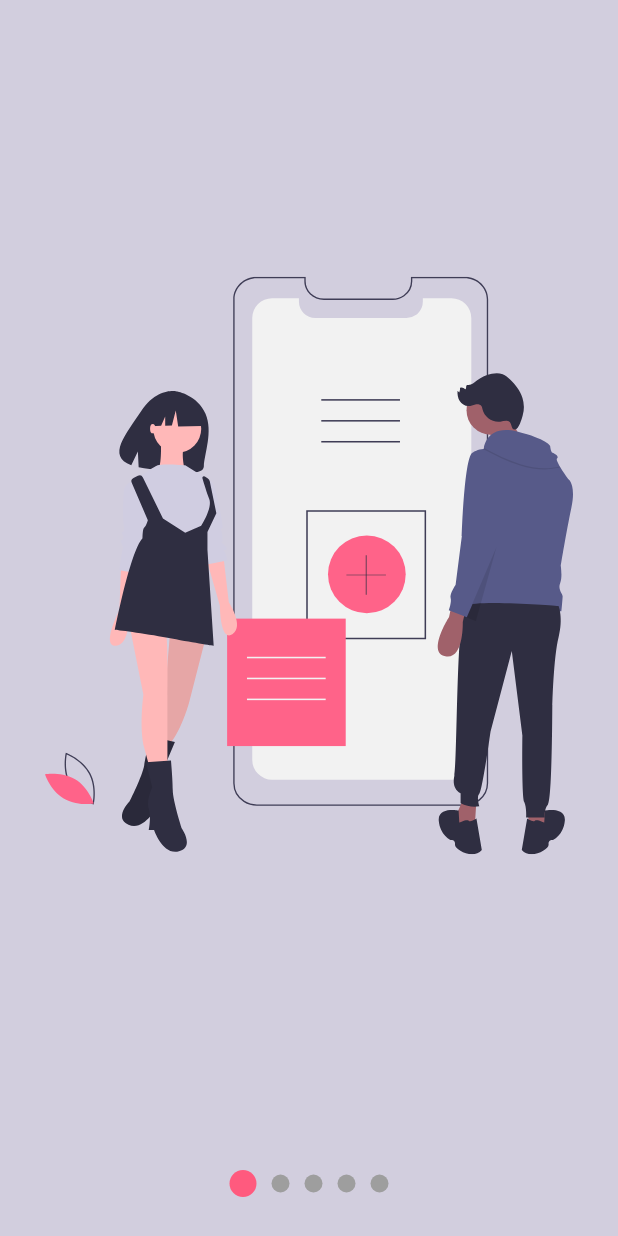
After one commit to Matiaslarragnetta2022/App-News-and-Music-Player, a Flutter app: the SlideshowPage screen opened by its route, on a phone screen of 412 x 824 dp. The commit adds this screen. Run offline on Flutter 3.47's test engine with Material 2 defaults, Android fonts, the phone set to English and light mode, and no system bars; our stand-ins replace animate_do, assets_audio_player, flutter_svg, font_awesome_flutter, google_maps_flutter, sqflite; missing offline and left inert: flutter_barcode_scanner; accounts and stored records are empty; network calls fail.

Commit message:
Slideshow

```diff
--- /dev/null
+++ b/lib/Sliders/slideshow_page.dart
@@ -0,0 +1,44 @@
+import 'package:flutter/material.dart';
+import 'package:flutter_svg/flutter_svg.dart';
+import 'package:music_player_app/Sliders/widgets/slideshow.dart';
+
+class SlideshowPage extends StatelessWidget {
+   static const String routeName = '/Slideshow-page';
+  const SlideshowPage({Key? key}) : super(key: key);
+
+  @override
+  Widget build(BuildContext context) {
+    return  Scaffold(
+      backgroundColor: const Color(0xffD2CEDE),
+      body: Column(
+        children: const [
+          Expanded(child: MySlideshow()),
+
+        ],
+      )
+    );
+  }
+}
+
+class MySlideshow extends StatelessWidget {
+  const MySlideshow({
+    Key? key,
+  }) : super(key: key);
+
+  @override
+  Widget build(BuildContext context) {
+    return Slideshow(
+
+     bulletPrimario: 18,
+     bulletSecundario: 12,
+     colorPrimario: const Color(0xffFF5A7E),
+      slides: <Widget>
+    [
+      SvgPicture.asset('assets/slide-1.svg'),
+      SvgPicture.asset('assets/slide-2.svg'),
+      SvgPicture.asset('assets/slide-3.svg'),
+      SvgPicture.asset('assets/slide-4.svg'),
+      SvgPicture.asset('assets/slide-5.svg'),
+    ]);
+  }
+}
--- /dev/null
+++ b/lib/Sliders/widgets/slideshow.dart
@@ -0,0 +1,199 @@
+import 'package:flutter/material.dart';
+
+import 'package:provider/provider.dart';
+
+class Slideshow extends StatelessWidget {
+  final List<Widget> slides;
+  final bool puntosArriba;
+  final Color colorPrimario;
+  final Color colorSecundario;
+  final double bulletPrimario;
+  final double bulletSecundario;
+
+  const Slideshow({
+    Key? key,
+    required this.slides,
+    this.puntosArriba = false,
+    this.colorPrimario = Colors.blue,
+    this.colorSecundario = Colors.grey,
+    this.bulletPrimario = 12.0,
+    this.bulletSecundario = 12.0,
+  }) : super(key: key);
+
+  @override
+  Widget build(BuildContext context) {
+    return ChangeNotifierProvider(
+        create: (context) => _SliderModel(),
+        child: SafeArea(
+          child: Center(
+            child: Builder(
+              builder: (BuildContext context) {
+                Provider.of<_SliderModel>(context).colorPrimario =
+                    colorPrimario;
+
+                Provider.of<_SliderModel>(context).bulletPrimario =
+                    bulletPrimario;
+                Provider.of<_SliderModel>(context).bulletSecundario =
+                    bulletSecundario;
+
+                return _CrearEstructuraSlidershow(
+                    puntosArriba: puntosArriba, slides: slides);
+              },
+            ),
+          ),
+        ));
+  }
+}
+
+class _CrearEstructuraSlidershow extends StatelessWidget {
+  const _CrearEstructuraSlidershow({
+    Key? key,
+    required this.puntosArriba,
+    required this.slides,
+  }) : super(key: key);
+
+  final bool puntosArriba;
+  final List<Widget> slides;
+
+  @override
+  Widget build(BuildContext context) {
+    return Column(
+      children: [
+        if (puntosArriba)
+          _Dots(
+            totalSlides: slides.length,
+          ),
+        Expanded(
+            child: _Slides(
+          slides: slides,
+        )),
+        if (!puntosArriba) _Dots(totalSlides: slides.length),
+      ],
+    );
+  }
+}
+
+class _Dots extends StatelessWidget {
+  final int totalSlides;
+
+  const _Dots({
+    required this.totalSlides,
+  });
+
+  @override
+  Widget build(BuildContext context) {
+    return SizedBox(
+      width: double.infinity,
+      height: 70,
+      child: Row(
+        mainAxisAlignment: MainAxisAlignment.center,
+        children: List.generate(
+            totalSlides,
+            (i) => _Dot(
+                  index: i,
+                )),
+      ),
+    );
+  }
+}
+
+class _Dot extends StatelessWidget {
+  final int index;
+
+  _Dot({
+    required this.index,
+  });
+
+  @override
+  Widget build(BuildContext context) {
+    final ssModel = Provider.of<_SliderModel>(context);
+    double tamano;
+    Color color;
+
+    if (ssModel.currentPage >= index - 0.5 &&
+        ssModel.currentPage < index + 0.5) {
+      tamano = ssModel.bulletPrimario;
+      color = ssModel.colorPrimario;
+    } else {
+      tamano = ssModel.bulletSecundario;
+      color = ssModel.colorSecundario;
+    }
+
+    return AnimatedContainer(
+      duration: const Duration(milliseconds: 200),
+      width: tamano,
+      height: tamano,
+      margin: const EdgeInsets.symmetric(horizontal: 5),
+      decoration: BoxDecoration(
+          color: color,
+          shape: BoxShape.circle),
+    );
+  }
+}
+
+class _Slides extends StatefulWidget {
+  final List<Widget> slides;
+
+  const _Slides({required this.slides});
+
+  @override
+  State<_Slides> createState() => _SlidesState();
+}
+
+class _SlidesState extends State<_Slides> {
+  final pageViewController = PageController();
+
+  @override
+  void initState() {
+    super.initState();
+    pageViewController.addListener(() {
+      //print('Pagina actual: ${pageViewController.page}');
+
+      Provider.of<_SliderModel>(context, listen: false).currentPage =
+          pageViewController.page!;
+    });
+  }
+
+  @override
+  Widget build(BuildContext context) {
+    return PageView(
+        controller: pageViewController,
+        children: widget.slides
+            .map((slide) => _Slide(
+                  slide: slide,
+                ))
+            .toList());
+  }
+}
+
+class _Slide extends StatelessWidget {
+  final Widget slide;
+
+  const _Slide({required this.slide});
+
+  @override
+  Widget build(BuildContext context) {
+    return SizedBox(
+        width: double.infinity,
+        height: double.infinity,
+        child: Padding(
+          padding: const EdgeInsets.all(30),
+          child: slide,
+        ));
+  }
+}
+
+class _SliderModel with ChangeNotifier {
+  double _currentPage = 0;
+  Color colorPrimario = Colors.blue;
+  Color colorSecundario = Colors.grey;
+  double bulletPrimario = 12;
+  double bulletSecundario = 12;
+
+  double get currentPage => _currentPage;
+  set currentPage(double pagina) {
+    _currentPage = pagina;
+
+    notifyListeners();
+  }
+}
--- a/lib/routes.dart
+++ b/lib/routes.dart
@@ -4,6 +4,7 @@ import 'package:music_player_app/noticias/noticias_screen.dart';
 import 'package:music_player_app/noticias/tabs1_page.dart';
 
 import 'QR/qr_screen.dart';
+import 'Sliders/slideshow_page.dart';
 import 'botomBar/bottom_bar.dart';
 import 'home/home.dart';
 import 'noticias/widgets/tabs2_page.dart';
@@ -47,6 +48,11 @@ Route<dynamic> generateRoute(RouteSettings routeSettings) {
         builder: (_) =>  MapaPage(),
       );
 
+       case SlideshowPage.routeName:
+      return MaterialPageRoute(
+        settings: routeSettings,
+        builder: (_) =>  const SlideshowPage(),
+      );
 
 
     default:
--- a/pubspec.yaml
+++ b/pubspec.yaml
@@ -43,6 +43,7 @@ dependencies:
   sqflite: ^2.2.2
   url_launcher: ^6.1.7
   google_maps_flutter: ^2.2.3
+  flutter_svg: ^1.1.6
 
 dev_dependencies:
   flutter_test:
```
Also changed, not shown: lib/botomBar/bottom_bar.dart (+4 -4 lines), lib/water flow/water.dart (added, +178 -0 lines), assets/slide-1.svg (added), assets/slide-2.svg (added), assets/slide-3.svg (added), assets/slide-4.svg (added), assets/slide-5.svg (added), pubspec.lock.
